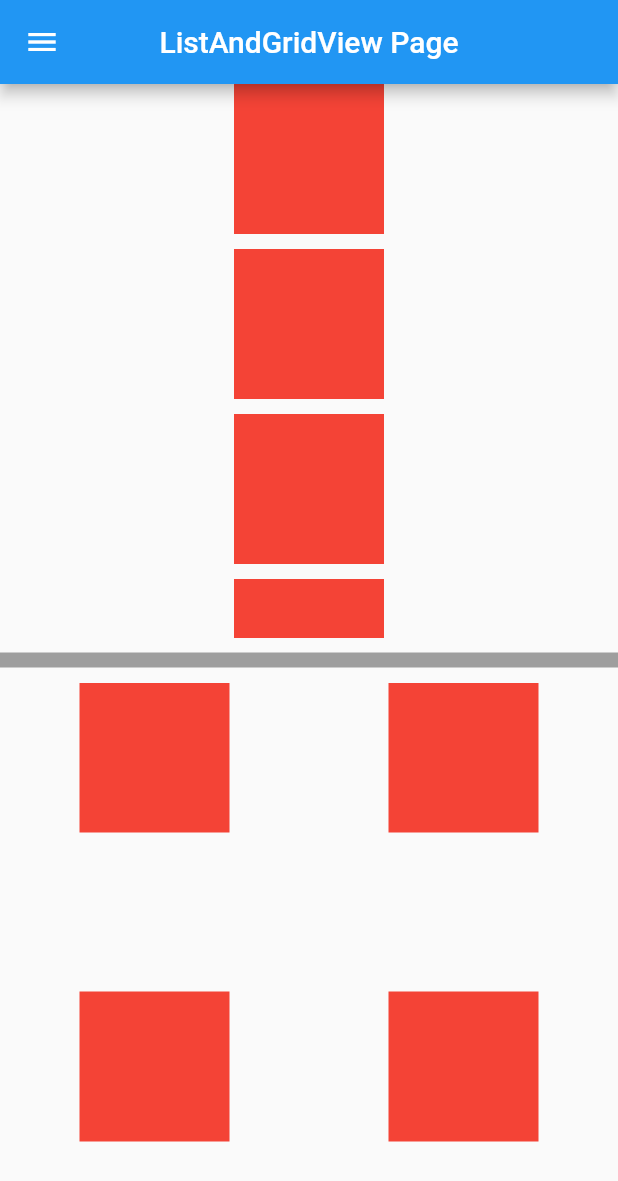
After one commit to matheusEduardoTavares/FlutterResponsividade, a Flutter app: the ListAndGridViewPage screen opened by its route, on a phone screen of 412 x 824 dp. The commit adds this screen. Shown: the top 1181 px of the screen. Run offline on Flutter 3.47's test engine with Material 2 defaults, Android fonts, the phone set to English and light mode, and no system bars; our stand-ins replace device_preview.

Commit message:
Aula 10 - GridView, ListView e SingleChildScrollView - finalizada

```diff
--- a/exemplo1/lib/main.dart
+++ b/exemplo1/lib/main.dart
@@ -2,6 +2,7 @@ import 'package:device_preview/device_preview.dart';
 import 'package:exemplo1/pages/align_page/align_page.dart';
 import 'package:exemplo1/pages/fitted_box_page/fitted_box_page.dart';
 import 'package:exemplo1/pages/home_page/home_page.dart';
+import 'package:exemplo1/pages/list_and_grid_view_page/list_and_grid_view_page.dart';
 import 'package:exemplo1/pages/orientation_page/orientation_page.dart';
 import 'package:exemplo1/pages/wrap_page/wrap_page.dart';
 import 'package:exemplo1/utils/pages_definitions/pages_definitions.dart';
@@ -50,6 +51,7 @@ class MyApp extends StatelessWidget {
         PageDefinitions.alignPage: (ctx) => AlignPage(),
         PageDefinitions.orientationPage: (ctx) => OrientationPage(),
         PageDefinitions.fittedBoxPage: (ctx) => FittedBoxPage(),
+        PageDefinitions.listAndGridViewPage: (ctx) => ListAndGridViewPage(),
       },
     );
   }
--- a/exemplo1/lib/pages/fitted_box_page/fitted_box_page.dart
+++ b/exemplo1/lib/pages/fitted_box_page/fitted_box_page.dart
@@ -47,10 +47,6 @@ class _FittedBoxPageState extends State<FittedBoxPage> {
                     style: BorderStyle.solid,
                   ),
                 ),
-                // fillColor: Colors.white,
-                // focusColor: Colors.white,
-                // hoverColor: Colors.white,
-                // counterStyle: TextStyle(color: Colors.white),
               ),
               items: [
                 DropdownMenuItem(
--- /dev/null
+++ b/exemplo1/lib/pages/list_and_grid_view_page/list_and_grid_view_page.dart
@@ -0,0 +1,76 @@
+import 'package:exemplo1/widgets/custom_drawer/custom_drawer.dart';
+import 'package:flutter/material.dart';
+
+class ListAndGridViewPage extends StatelessWidget {
+  const ListAndGridViewPage({
+    Key key,
+  }) : super(key: key);
+
+  @override
+  Widget build(BuildContext context) {
+    final _defaultContainer = Container(
+      height: 100,
+      width: 100,
+      color: Colors.red,
+    );
+
+    final _containerWithColumn = Column(
+      children: [
+        _defaultContainer,
+        const SizedBox(height: 10,)
+      ],
+    );
+
+    final _containersToRender = [
+      _containerWithColumn,
+      _containerWithColumn,
+      _containerWithColumn,
+      _containerWithColumn,
+      _containerWithColumn,
+      _containerWithColumn,
+      _containerWithColumn,
+      _containerWithColumn,
+      _containerWithColumn,
+      _containerWithColumn,
+      _containerWithColumn,
+      _containerWithColumn,
+      _containerWithColumn,
+      _containerWithColumn,
+      _containerWithColumn,
+      _containerWithColumn,
+      _containerWithColumn,
+      _containerWithColumn,
+    ];
+
+    return Scaffold(
+      appBar: AppBar(
+        title: const Text('ListAndGridView Page'),
+      ),
+      drawer: CustomDrawer(),
+      body: Column(
+        children: [
+          Expanded(
+            child: ListView(
+              children: _containersToRender.map((e) => e).toList(),
+            ),
+          ),
+          const SizedBox(height: 10,),
+          const Divider(
+            thickness: 10,
+            height: 10,
+            color: Colors.grey,
+          ),
+          const SizedBox(height: 10,),
+          Expanded(
+            child: GridView(
+              gridDelegate: SliverGridDelegateWithFixedCrossAxisCount(
+                crossAxisCount: 2,
+              ),
+              children: _containersToRender.map((e) => e).toList(),
+            ),
+          ),
+        ],
+      ),
+    );
+  }
+}
--- a/exemplo1/lib/utils/pages_definitions/pages_definitions.dart
+++ b/exemplo1/lib/utils/pages_definitions/pages_definitions.dart
@@ -4,4 +4,5 @@ abstract class PageDefinitions {
   static const alignPage = 'align-page';
   static const orientationPage = 'orientation-page';
   static const fittedBoxPage = 'fittedBox-page';
+  static const listAndGridViewPage = 'listAndGridView-page';
 }
--- a/exemplo1/lib/widgets/custom_drawer/custom_drawer.dart
+++ b/exemplo1/lib/widgets/custom_drawer/custom_drawer.dart
@@ -63,6 +63,16 @@ class CustomDrawer extends StatelessWidget {
               );
             }
           ),
+          ListTile(
+            selected: _selectedIndex == 5,
+            title: const Text('GridAndListView'),
+            onTap: () {
+              _selectedIndex = 5;
+              Navigator.of(context).pushReplacementNamed(
+                PageDefinitions.listAndGridViewPage,
+              );
+            }
+          ),
         ],
       ),
     );
```
